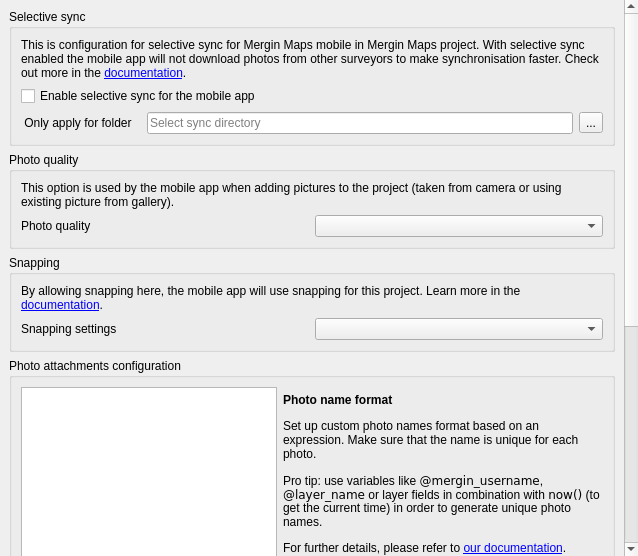
Above: Mergin/ui/ui_project_config.ui from MerginMaps/qgis-plugin before the change. Below: the same form after it.
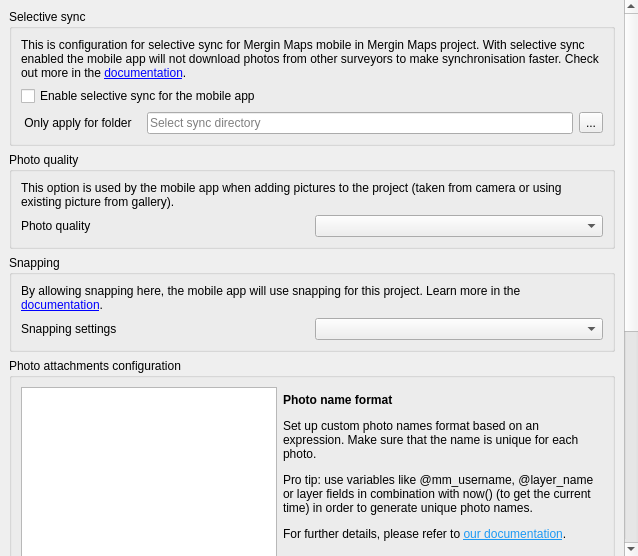
That is the form after the change. Custom widgets are drawn as their Qt base class.

Commit message: Improve MM QGIS expression variables

Diff of the .ui file:
```diff
--- a/Mergin/ui/ui_project_config.ui
+++ b/Mergin/ui/ui_project_config.ui
@@ -44,9 +44,9 @@
       <property name="geometry">
        <rect>
         <x>0</x>
-        <y>-422</y>
-        <width>624</width>
-        <height>978</height>
+        <y>-284</y>
+        <width>617</width>
+        <height>1104</height>
        </rect>
       </property>
       <layout class="QVBoxLayout" name="verticalLayout">
@@ -221,7 +221,7 @@
           <item row="1" column="1" colspan="2">
            <widget class="QLabel" name="label_6">
             <property name="text">
-             <string>&lt;html&gt;&lt;head/&gt;&lt;body&gt;&lt;p&gt;&lt;strong&gt;Photo name format&lt;/strong&gt;&lt;/p&gt;&lt;p&gt;Set up custom photo names format based on an expression. Make sure that the name is unique for each photo.&lt;/p&gt;&lt;p&gt;Pro tip: use variables like &lt;code&gt;@mergin_username&lt;/code&gt;, &lt;code&gt;@layer_name&lt;/code&gt; or layer fields in combination with &lt;code&gt;now()&lt;/code&gt; (to get the current time) in order to generate unique photo names.&lt;/p&gt;&lt;p&gt;For further details, please refer to &lt;a href=&quot;https://merginmaps.com/docs/layer/settingup_forms_photo/#customising-photo-name-format-with-expressions&quot;&gt;our documentation&lt;/a&gt;.&lt;/p&gt;&lt;/body&gt;&lt;/html&gt;</string>
+             <string>&lt;html&gt;&lt;head/&gt;&lt;body&gt;&lt;p&gt;&lt;span style=&quot; font-weight:600;&quot;&gt;Photo name format&lt;/span&gt;&lt;/p&gt;&lt;p&gt;Set up custom photo names format based on an expression. Make sure that the name is unique for each photo.&lt;/p&gt;&lt;p&gt;Pro tip: use variables like &lt;span style=&quot; font-family:'Noto Sans Mono';&quot;&gt;@mm_username&lt;/span&gt;, &lt;span style=&quot; font-family:'Noto Sans Mono';&quot;&gt;@layer_name&lt;/span&gt; or layer fields in combination with &lt;span style=&quot; font-family:'Noto Sans Mono';&quot;&gt;now()&lt;/span&gt; (to get the current time) in order to generate unique photo names.&lt;/p&gt;&lt;p&gt;For further details, please refer to &lt;a href=&quot;https://merginmaps.com/docs/layer/settingup_forms_photo/#customising-photo-name-format-with-expressions&quot;&gt;&lt;span style=&quot; text-decoration: underline; color:#1d99f3;&quot;&gt;our documentation&lt;/span&gt;&lt;/a&gt;.&lt;/p&gt;&lt;/body&gt;&lt;/html&gt;</string>
             </property>
             <property name="wordWrap">
              <bool>true</bool>
```
The commit also changes 3 other files.
